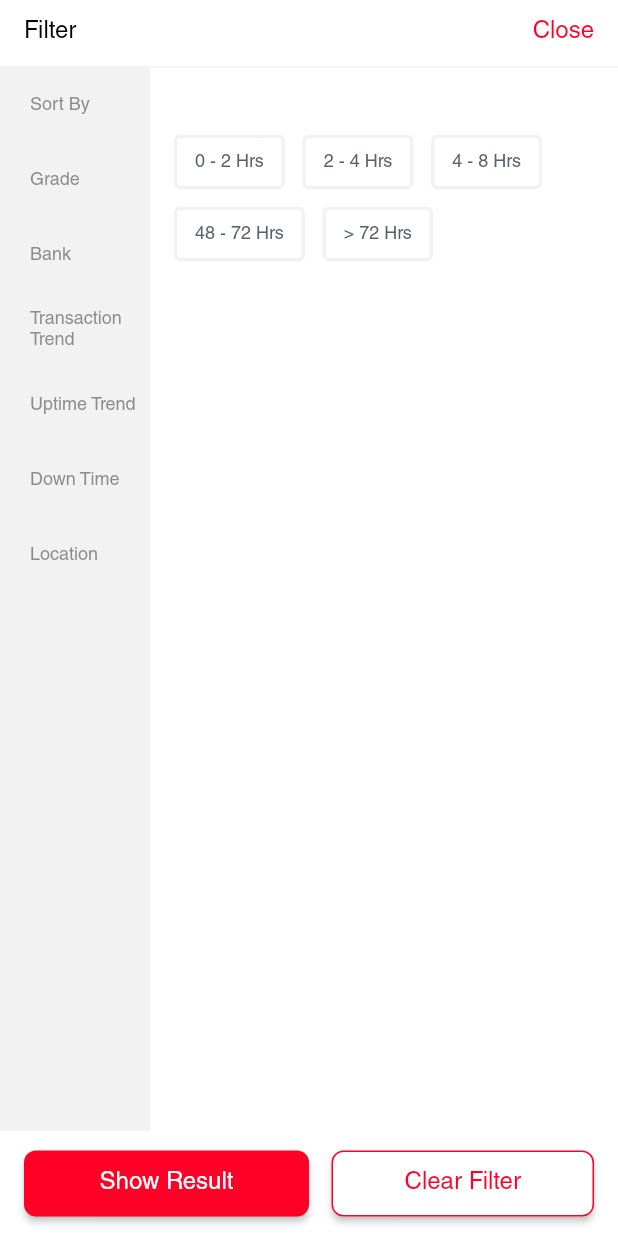
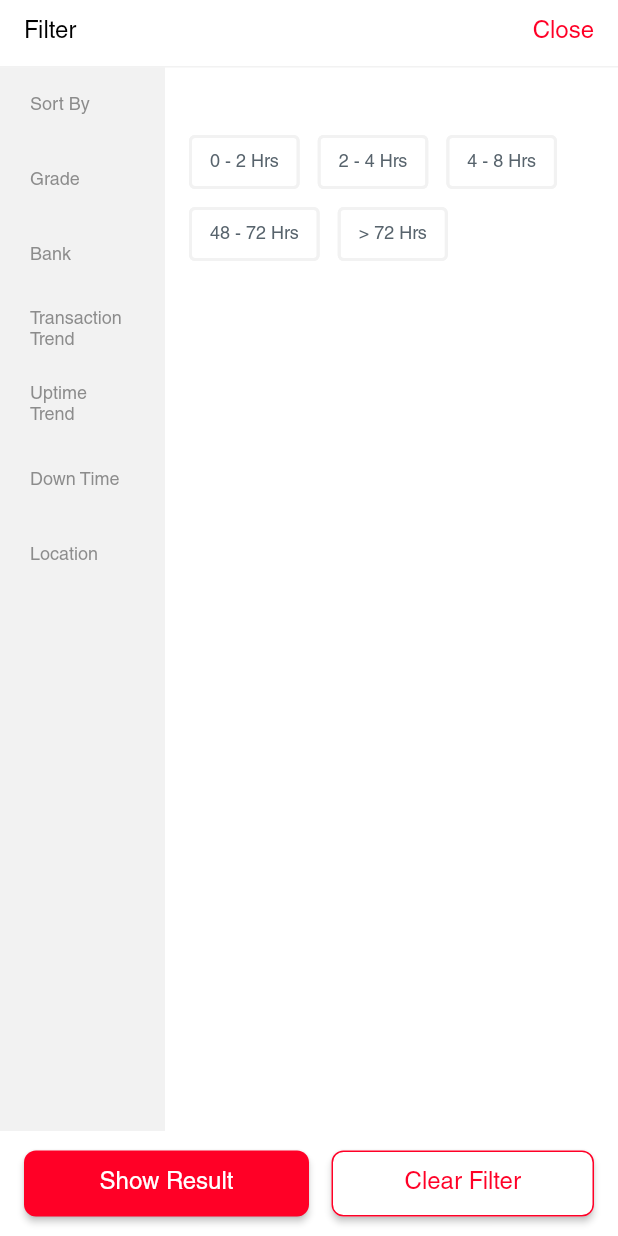
Before and after one commit to lovleshbuildint/atmceo_v2, a Flutter app: the TransactionDipWidget widget shown alone on an empty page, opened directly, on a phone screen of 412 x 824 dp. Run offline on Flutter 3.47's test engine with Material 2 defaults, Android fonts, the phone set to English and light mode, and no system bars; drawn by our look-alikes of auto_size_text; our stand-ins replace csv, easy_debounce, equatable, flutter_secure_storage, flutter_spinkit, font_awesome_flutter and 9 more; missing offline and left inert: aligned_tooltip, json_path, mime_type, no_screenshot; accounts and stored records are empty.

Commit message:
Updating to latest FlutterFlow output.

```diff
--- a/lib/pages/transaction_dip/transaction_dip_widget.dart
+++ b/lib/pages/transaction_dip/transaction_dip_widget.dart
@@ -138,7 +138,7 @@ class _TransactionDipWidgetState extends State<TransactionDipWidget> {
                   crossAxisAlignment: CrossAxisAlignment.start,
                   children: [
                     Container(
-                      width: 100.0,
+                      width: 110.0,
                       height: MediaQuery.sizeOf(context).height * 1.0,
                       decoration: BoxDecoration(
                         color: Color(0xFFF2F2F2),
@@ -390,7 +390,7 @@ class _TransactionDipWidgetState extends State<TransactionDipWidget> {
                                 padding: EdgeInsetsDirectional.fromSTEB(
                                     20.0, 0.0, 0.0, 0.0),
                                 child: Text(
-                                  'Uptime Trend',
+                                  'Uptime\nTrend',
                                   textAlign: TextAlign.start,
                                   style: FlutterFlowTheme.of(context)
                                       .bodyMedium
```
